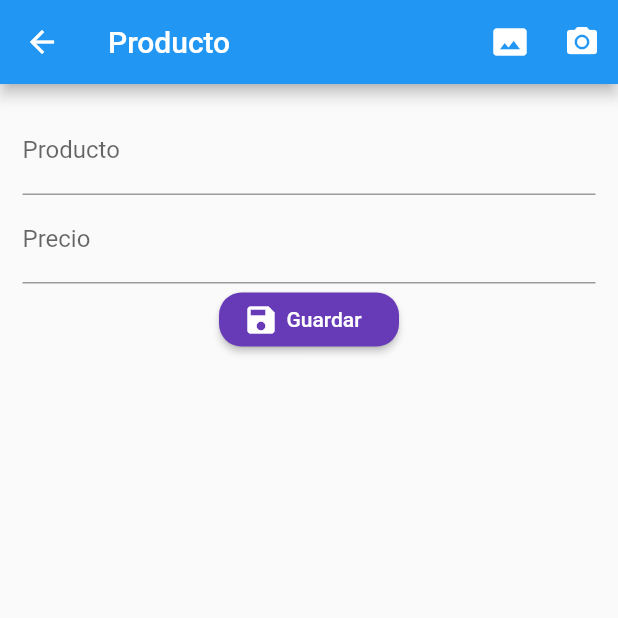
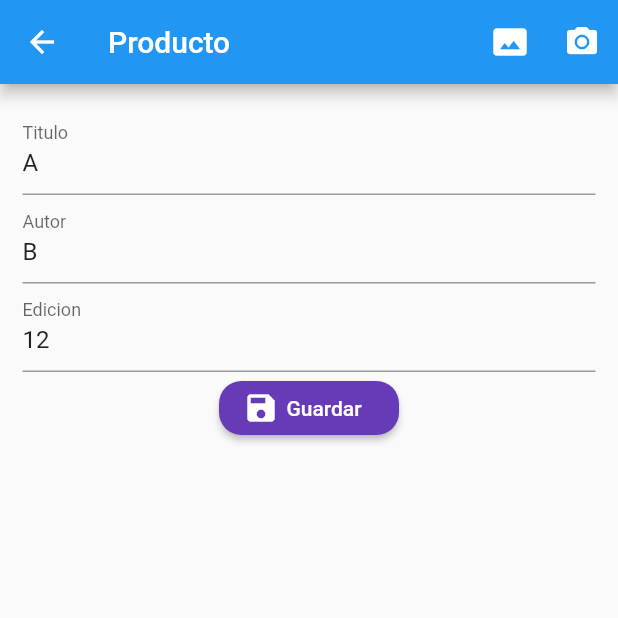
Before and after one commit to Yesid200228/formvalidation, a Flutter app: the screen it shows after launch, after a tap on the "add" icon, on a phone screen of 412 x 824 dp, the top half of it. Run offline on Flutter 3.47's test engine with Material 2 defaults, Android fonts, the phone set to English and light mode, and no system bars; our stand-ins replace dio, rxdart; missing offline and left inert: dart:ffi; network calls fail.

Commit message:
modelos y pages

```diff
--- a/lib/main.dart
+++ b/lib/main.dart
@@ -6,7 +6,9 @@ import 'package:formvalidation/src/pages/product_page.dart';
 
 void main() => runApp(MyApp());
 
+
 class MyApp extends StatelessWidget {
+
   @override
   Widget build(BuildContext context) {
     return Provider(
--- a/lib/src/models/producto_model.dart
+++ b/lib/src/models/producto_model.dart
@@ -11,31 +11,26 @@ String productoModelToJson(ProductoModel data) => json.encode(data.toJson());
 class ProductoModel {
     ProductoModel({
         this.id,
-        this.titulo ='',
-        this.valor = 0.0,
-        this.disponible = true,
-        this.fotoUrl,
+        this.titulo= 'A',
+        this.autor= 'B',
+        this.edicion= 12,
     });
+    int id;
+    String titulo;
+    String autor;
+    int edicion;
 
-    String id;
-    String titulo;
-    double valor;
-    bool disponible;
-    String fotoUrl;
-
-    factory ProductoModel.fromJson(Map<String, dynamic> json) => new ProductoModel(
-        id         : json["id"],
-        titulo     : json["titulo"],
-        valor      : json["valor"],
-        disponible : json["disponible"],
-        fotoUrl    : json["fotoUrl"],
+    factory ProductoModel.fromJson(Map<String, dynamic> json) => ProductoModel(
+        id: json["id"],
+        titulo: json["titulo"],
+        autor: json["autor"],
+        edicion: json["edicion"],
     );
 
     Map<String, dynamic> toJson() => {
-        "id"         : id,
-        "titulo"     : titulo,
-        "valor"      : valor,
-        "disponible" : disponible,
-        "fotoUrl"    : fotoUrl,
+        // "id": id,
+        "titulo": titulo,
+        "autor": autor,
+        "edicion": edicion,
     };
 }
--- a/lib/src/pages/home_page.dart
+++ b/lib/src/pages/home_page.dart
@@ -1,20 +1,78 @@
+import 'dart:ffi';
+
 import 'package:flutter/material.dart';
 import 'package:formvalidation/src/blocs/provider.dart';
+import 'package:formvalidation/src/models/producto_model.dart';
+import 'package:formvalidation/src/pages/providers/productos_providers.dart';
 
 
-class HomePage extends StatelessWidget {
+class HomePage extends StatefulWidget {
+
+  @override
+  _HomePageState createState() => _HomePageState();
+}
+
+class _HomePageState extends State<HomePage> {
+  final productosProvider = new ProductosProvider();
 
   @override
   Widget build(BuildContext context) {
 
+
     final bloc = Provider.of(context);
+
     return Scaffold(
       appBar: AppBar(
         title: Center(child: Text('Home'))
       ),
-      body:  Container(),
+      body:  _crearListado(),
       floatingActionButton: _crearBoton(context),
     );
+  }
+
+  Widget  _crearListado(){
+
+    return FutureBuilder(
+      future: productosProvider.cargarProductos(),
+      builder: (BuildContext context, AsyncSnapshot<List<ProductoModel>> snapshot){
+        if (snapshot.hasData) {
+          final productos = snapshot.data;
+          return ListView.builder(
+            itemCount: productos.length,
+            itemBuilder: (context,i) => _crearItem(productos[i],context)
+          );
+
+        }else{
+          return Center(child: CircularProgressIndicator());
+        }
+      },
+    );
+  }
+
+  Widget _crearItem( ProductoModel producto,BuildContext context){
+
+    return Dismissible(
+      key: UniqueKey(),
+      background: Container(
+        color: Colors.red,
+      ),
+      onDismissed: (direccion){
+        productosProvider.borrarProducto(producto.id);
+      },
+      child: ListTile(
+        title: Text('${producto.titulo}'),
+        subtitle: Text(producto.autor),
+        onTap: () => Navigator.pushNamed(context, 'producto',arguments: producto ).then((value) =>  initState()),
+
+      ),
+    );
+  }
+
+  void initState() {
+    setState(() {
+
+    });
+      super.initState();
   }
 
   _crearBoton(BuildContext context){
--- a/lib/src/pages/login_page.dart
+++ b/lib/src/pages/login_page.dart
@@ -83,7 +83,7 @@ class LoginPage extends StatelessWidget {
                   ),
                   counterText: snapshot.data,
                   errorText: snapshot.error
-                  ),
+                ),
               onChanged: bloc.changeEmail,
             ),
           );
--- a/lib/src/pages/product_page.dart
+++ b/lib/src/pages/product_page.dart
@@ -1,4 +1,6 @@
 import 'package:flutter/material.dart';
+import 'package:formvalidation/src/models/producto_model.dart';
+import 'package:formvalidation/src/pages/providers/productos_providers.dart';
 import 'package:formvalidation/src/utlis/utils.dart' as utils;
 
 class ProductPage extends StatefulWidget {
@@ -7,12 +9,30 @@ class ProductPage extends StatefulWidget {
   _ProductPageState createState() => _ProductPageState();
 }
 
+
+
 class _ProductPageState extends State<ProductPage> {
   final formKey = GlobalKey<FormState>();
+  final scaffoldkey = GlobalKey<ScaffoldState>();
+  final productosProvider = new ProductosProvider();
+
+  ProductoModel producto = new ProductoModel();
+
+
+
+  bool _guardando = false;
 
   @override
   Widget build(BuildContext context) {
+
+    final ProductoModel prodData = ModalRoute.of(context).settings.arguments;
+
+    if (prodData != null) {
+      producto = prodData;
+    }
+
     return Scaffold(
+      key: scaffoldkey,
       appBar: AppBar(
         title: Text('Producto'),
         actions: [
@@ -28,8 +48,10 @@ class _ProductPageState extends State<ProductPage> {
             key: formKey,
             child: Column(
               children: [
-                _crearNombre(),
-                _crearPrecio(),
+                _crearTitulo(),
+                _crearAutor(),
+                _crearEdicion(),
+
                 _crearBoton(),
               ],
             ),
@@ -39,10 +61,12 @@ class _ProductPageState extends State<ProductPage> {
     );
   }
 
-  Widget _crearNombre() {
+  Widget _crearTitulo() {
     return TextFormField(
+      initialValue: producto.titulo,
       textCapitalization: TextCapitalization.sentences,
-      decoration: InputDecoration(labelText: 'Producto'),
+      decoration: InputDecoration(labelText: 'Titulo'),
+      onSaved: (value) => producto.titulo = value,
       validator: (value){
         if (value.length < 3) {
           return 'Ingrese el nombre del producto';
@@ -52,11 +76,28 @@ class _ProductPageState extends State<ProductPage> {
       },
     );
   }
+    Widget _crearAutor() {
+    return TextFormField(
+      initialValue: producto.autor,
+      textCapitalization: TextCapitalization.sentences,
+      decoration: InputDecoration(labelText: 'Autor'),
+      onSaved: (value) => producto.autor = value,
+      validator: (value){
+        if (value.length < 1) {
+          return 'Ingrese el nombre del producto';
+        }else{
+          return null;
+        }
+      },
+    );
+  }
 
-  Widget _crearPrecio() {
+  Widget _crearEdicion() {
     return TextFormField(
+      initialValue: producto.edicion.toString(),
       keyboardType: TextInputType.number,
-      decoration: InputDecoration(labelText: 'Precio'),
+      decoration: InputDecoration(labelText: 'Edicion'),
+      onSaved: (value) => producto.edicion = int.parse(value),
       validator: (value){
         if (utils.isNumeric(value)) {
           return null;
@@ -66,6 +107,18 @@ class _ProductPageState extends State<ProductPage> {
       }
     );
   }
+
+  // Widget _crearDisponible(){
+  //   return SwitchListTile(
+  //     value: producto.disponible ==1 ? true :false,
+  //     title: Text('disponible'),
+  //     activeColor: Colors.deepPurple,
+
+  //     onChanged: (value) => setState((){
+  //       producto.disponible =  (producto.disponible == 1 ? value = true: value=false) as int;
+  //     })
+  //   );
+  // }
 
   Widget _crearBoton() {
     return
@@ -77,7 +130,7 @@ class _ProductPageState extends State<ProductPage> {
           shape: RoundedRectangleBorder(
             borderRadius: BorderRadius.circular(15),
           ),
-          onPressed: _submit,
+          onPressed: (_guardando) ? null : _submit,
           child: Row(
             children: [Icon(Icons.save),SizedBox(width: 5,),  Text('Guardar')],
           ),
@@ -87,8 +140,33 @@ class _ProductPageState extends State<ProductPage> {
 
   void _submit(){
     if(!formKey.currentState.validate()) return;
+    formKey.currentState.save();
 
-    print('Todo Ok');
+
+    setState(() {_guardando= true;});
+
+    if (producto.id == null) {
+      productosProvider.crearProducto(producto);
+    }else{
+      productosProvider.editarProducto(producto);
+    }
+
+    // setState(() {_guardando= false;});
+
+    mostrarSnacbar('Registro guardado');
+
+    Navigator.pop(context);
 
   }
+
+
+
+  void mostrarSnacbar(String mensaje) {
+    final snackbar = SnackBar(
+      content: Text(mensaje),
+      duration: Duration(milliseconds: 1500),
+    );
+    // ignore: deprecated_member_use
+    scaffoldkey.currentState.showSnackBar(snackbar);
+  }
 }
--- /dev/null
+++ b/lib/src/pages/providers/productos_providers.dart
@@ -0,0 +1,86 @@
+
+import 'package:dio/dio.dart';
+import 'package:formvalidation/src/models/producto_model.dart';
+import 'dart:convert';
+
+class ProductosProvider{
+
+  final String _url = 'http://192.168.1.113:9000';
+  Dio dio = Dio();
+  ProductoModel producto = new ProductoModel();
+
+
+
+  Future<bool>crearProducto(ProductoModel producto) async{
+
+    final url = '$_url/api/books';
+
+    final resp = await dio.post(url,data: productoModelToJson(producto));
+
+      print(resp.data);
+      return true;
+  }
+
+  Future<bool>editarProducto(ProductoModel producto) async{
+    String idP = producto.id.toString();
+
+
+    final url = '$_url/api/books/$idP';
+
+    print(url);
+
+    final resp = await dio.put(url,data: productoModelToJson(producto));
+
+      print(resp.data);
+      return true;
+  }
+
+
+  Future<List<ProductoModel>> cargarProductos() async{
+    final url = '$_url/api/books';
+
+    final resp = await dio.get(url);
+
+    final List<ProductoModel> productos = [];
+
+    final result =  resp.data.map((item){
+          print(item);
+          final prodTemp = ProductoModel.fromJson(item);
+
+
+          productos.add(prodTemp);
+    });
+
+    print('Aquiiii');
+    print(result);
+    print(productos);
+
+    return productos;
+
+  }
+
+  Future<int> borrarProducto( int id) async{
+    String idP = id.toString();
+    final url = '$_url/api/books/$idP';
+
+    final resp = await dio.delete(url);
+
+    print(resp);
+
+    return 1;
+
+  }
+
+
+
+  Future<bool>consultarProductos() async{
+    final url = '$_url/api/books';
+
+    final resp = await dio.get(url);
+
+    print(resp.data);
+
+    return true;
+
+  }
+}
--- a/pubspec.yaml
+++ b/pubspec.yaml
@@ -29,6 +29,8 @@ dependencies:
   # Use with the CupertinoIcons class for iOS style icons.
   cupertino_icons: ^1.0.2
   rxdart: ^0.27.3
+  http:
+  dio: ^4.0.4
 
 dev_dependencies:
   flutter_test:
```
Also changed, not shown: pubspec.lock.
